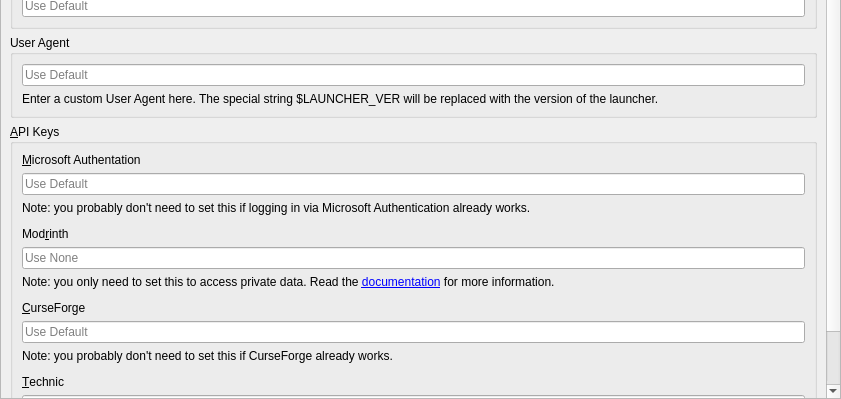
The window that launcher/ui/pages/global/APIPage.ui (FreesmTeam/FreesmLauncher) describes before a commit, drawn with Qt 5; both pictures show x 0 to 841 and y 221 to 620 of the 841 by 620 pixel window.
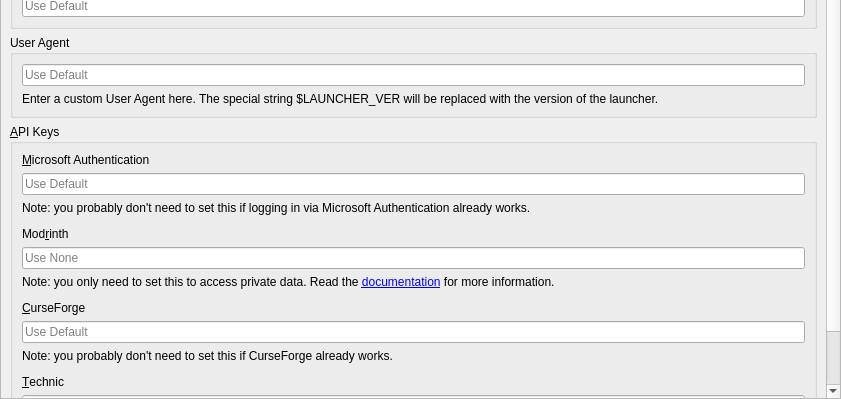
The same window after the commit.

Diff of the .ui file:
```diff
--- a/launcher/ui/pages/global/APIPage.ui
+++ b/launcher/ui/pages/global/APIPage.ui
@@ -170,7 +170,7 @@
           <item>
            <widget class="QLabel" name="msaClientIDLabel">
             <property name="text">
-             <string>&amp;Microsoft Authentation</string>
+             <string>&amp;Microsoft Authentication</string>
             </property>
             <property name="textFormat">
              <enum>Qt::RichText</enum>
```
